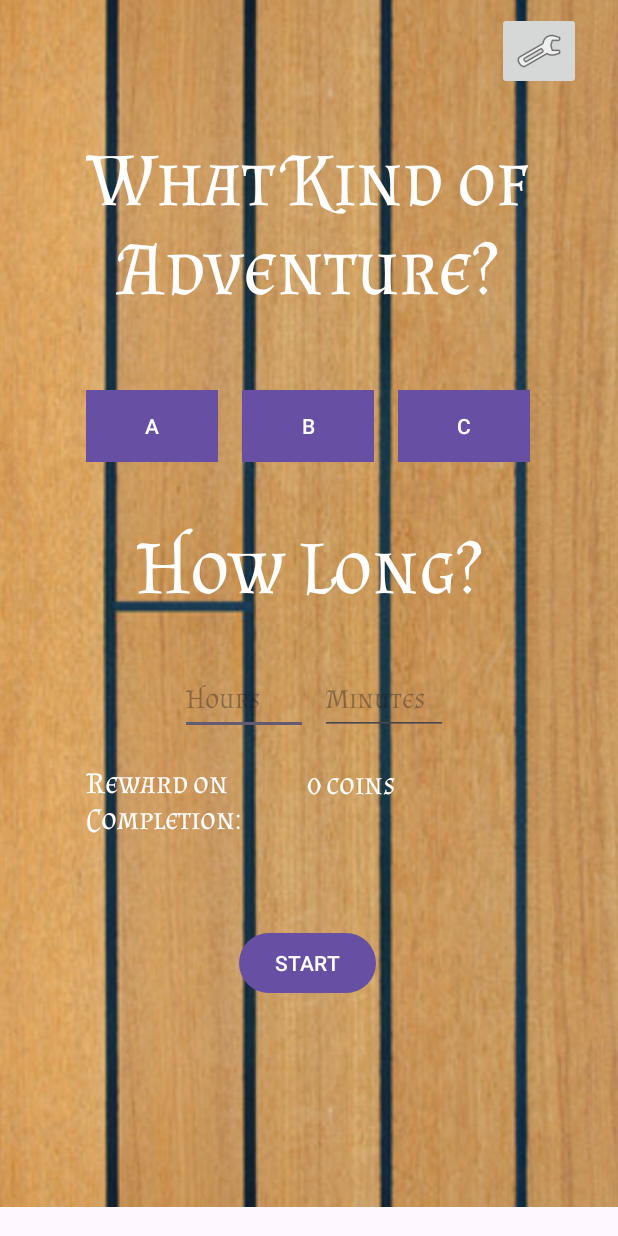
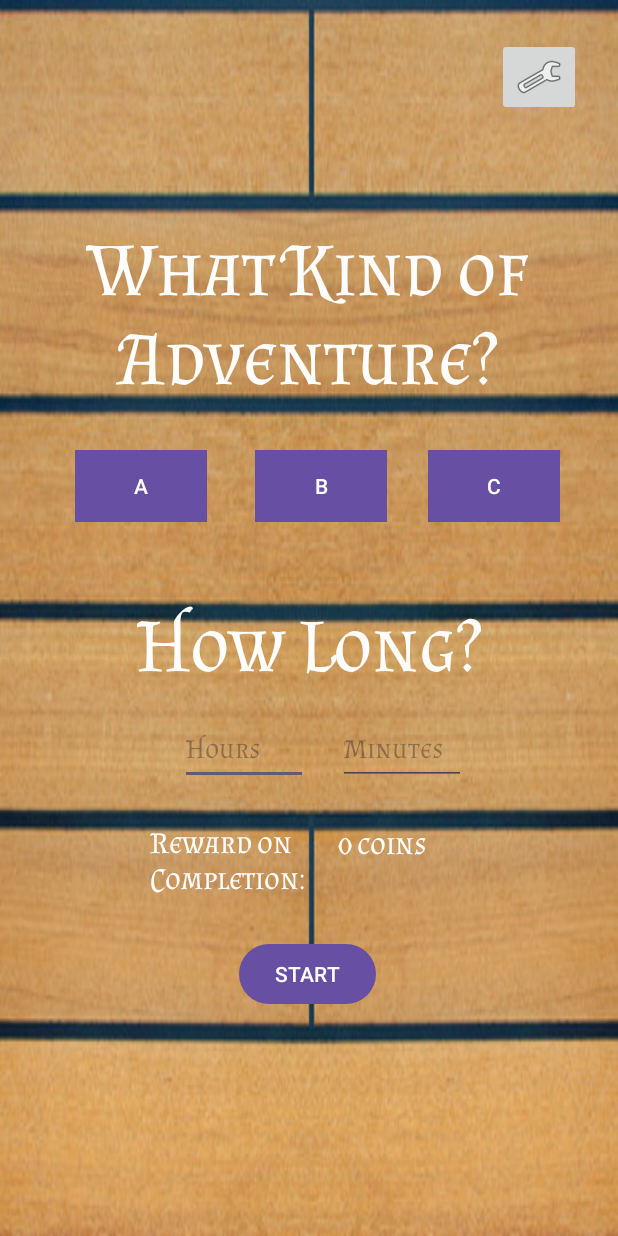
Before and after one commit to avnigarg02/pirate-game, an Android app: the screen it shows after launch (ChoicePage), on a phone screen of 412 x 824 dp. Run offline under Robolectric (Android 15) with nearby library versions, the phone set to English and light mode, and no system bars.

Commit message:
relativelayouts

```diff
--- a/app/src/main/res/layout/choice.xml
+++ b/app/src/main/res/layout/choice.xml
@@ -1,26 +1,18 @@
 <?xml version="1.0" encoding="utf-8"?>
-<androidx.constraintlayout.widget.ConstraintLayout xmlns:android="http://schemas.android.com/apk/res/android"
+<android.widget.RelativeLayout xmlns:android="http://schemas.android.com/apk/res/android"
+
     xmlns:app="http://schemas.android.com/apk/res-auto"
     xmlns:tools="http://schemas.android.com/tools"
     android:layout_width="match_parent"
-    android:layout_height="match_parent">
-    <ImageView
-        android:id="@+id/imageView3"
-        android:layout_width="807dp"
-        android:layout_height="831dp"
-        android:layout_marginStart="-150dp"
-        android:layout_marginTop="-15dp"
-        android:rotation="90"
-        app:layout_constraintStart_toStartOf="parent"
-        app:layout_constraintTop_toTopOf="parent"
-        app:srcCompat="@drawable/_60_f_268177020_kvsbjhqxznienbqfwmeu3qkl9cr4doco" />
+    android:layout_height="match_parent"
+    android:background="@drawable/_60_f_268177020_kvsbjhqxznienbqfwmeu3qkl9cr4doco">
 
     <TextView
         android:id="@+id/textView"
         android:layout_width="296dp"
         android:layout_height="136dp"
         android:layout_marginStart="57dp"
-        android:layout_marginTop="30dp"
+        android:layout_marginTop="150dp"
         android:fontFamily="@font/almendra_sc"
         android:text="What Kind of Adventure?"
         android:textAlignment="center"
@@ -33,8 +25,8 @@
         android:id="@+id/optionA"
         android:layout_width="wrap_content"
         android:layout_height="wrap_content"
-        android:layout_marginStart="57dp"
-        android:layout_marginTop="34dp"
+        android:layout_marginStart="50dp"
+        android:layout_marginTop="300dp"
         android:text="A"
         app:layout_constraintStart_toStartOf="parent"
         android:background="@drawable/button_background"
@@ -44,8 +36,8 @@
         android:id="@+id/optionB"
         android:layout_width="wrap_content"
         android:layout_height="wrap_content"
-        android:layout_marginStart="16dp"
-        android:layout_marginTop="34dp"
+        android:layout_marginStart="170dp"
+        android:layout_marginTop="300dp"
         android:text="B"
         app:layout_constraintStart_toEndOf="@+id/optionA"
         android:background="@drawable/button_background"
@@ -55,8 +47,8 @@
         android:id="@+id/optionC"
         android:layout_width="wrap_content"
         android:layout_height="wrap_content"
-        android:layout_marginStart="16dp"
-        android:layout_marginTop="34dp"
+        android:layout_marginStart="285dp"
+        android:layout_marginTop="300dp"
         android:text="C"
         app:layout_constraintStart_toEndOf="@+id/optionB"
         android:background="@drawable/button_background"
@@ -67,7 +59,7 @@
         android:layout_width="wrap_content"
         android:layout_height="wrap_content"
         android:layout_marginStart="331dp"
-        android:layout_marginTop="8dp"
+        android:layout_marginTop="25dp"
         app:layout_constraintStart_toStartOf="parent"
         app:layout_constraintTop_toTopOf="parent"
         app:srcCompat="@android:drawable/ic_menu_manage" />
@@ -77,7 +69,7 @@
         android:layout_width="wrap_content"
         android:layout_height="wrap_content"
         android:layout_marginStart="91dp"
-        android:layout_marginTop="40dp"
+        android:layout_marginTop="400dp"
         android:fontFamily="@font/almendra_sc"
         android:text="How Long?"
         android:textColor="#FEFEFE"
@@ -90,7 +82,7 @@
         android:layout_width="wrap_content"
         android:layout_height="48dp"
         android:layout_marginStart="120dp"
-        android:layout_marginTop="34dp"
+        android:layout_marginTop="475dp"
         android:ems="4"
         android:fontFamily="@font/almendra_sc"
         android:inputType="number"
@@ -103,8 +95,8 @@
         android:id="@+id/inputMin"
         android:layout_width="wrap_content"
         android:layout_height="48dp"
-        android:layout_marginStart="8dp"
-        android:layout_marginTop="34dp"
+        android:layout_marginStart="225dp"
+        android:layout_marginTop="475dp"
         android:ems="4"
         android:fontFamily="@font/almendra_sc"
         android:inputType="number"
@@ -117,8 +109,8 @@
         android:id="@+id/textView3"
         android:layout_width="127dp"
         android:layout_height="58dp"
-        android:layout_marginStart="57dp"
-        android:layout_marginTop="20dp"
+        android:layout_marginStart="100dp"
+        android:layout_marginTop="550dp"
         android:fontFamily="@font/almendra_sc"
         android:text="Reward on Completion:"
         android:textColor="#FEFEFE"
@@ -130,8 +122,8 @@
         android:id="@+id/coinsText"
         android:layout_width="127dp"
         android:layout_height="58dp"
-        android:layout_marginStart="20dp"
-        android:layout_marginTop="20dp"
+        android:layout_marginStart="225dp"
+        android:layout_marginTop="550dp"
         android:fontFamily="@font/almendra_sc"
         android:text="0 coins"
         android:textColor="#FEFEFE"
@@ -144,11 +136,11 @@
         android:layout_width="wrap_content"
         android:layout_height="wrap_content"
         android:layout_marginStart="159dp"
-        android:layout_marginTop="50dp"
+        android:layout_marginTop="625dp"
         android:text="START"
         app:layout_constraintStart_toStartOf="parent"
         app:layout_constraintTop_toBottomOf="@+id/textView3" />
 
 
 
-</androidx.constraintlayout.widget.ConstraintLayout>
+</android.widget.RelativeLayout>
--- a/app/src/main/res/layout/login.xml
+++ b/app/src/main/res/layout/login.xml
@@ -4,7 +4,9 @@
     xmlns:tools="http://schemas.android.com/tools"
     android:layout_width="match_parent"
     android:layout_height="match_parent"
-    tools:context=".LoginPage">
+    tools:context=".LoginPage"
+    android:background="@drawable/_60_f_268177020_kvsbjhqxznienbqfwmeu3qkl9cr4doco">
+    >
 
     <TextView
         android:id="@+id/signin"
--- a/app/src/main/res/layout/signup.xml
+++ b/app/src/main/res/layout/signup.xml
@@ -4,7 +4,9 @@
     xmlns:tools="http://schemas.android.com/tools"
     android:layout_width="match_parent"
     android:layout_height="match_parent"
-    tools:context=".LoginPage">
+    tools:context=".LoginPage"
+    android:background="@drawable/_60_f_268177020_kvsbjhqxznienbqfwmeu3qkl9cr4doco">
+    >
 
     <TextView
         android:id="@+id/sign"
@@ -16,7 +18,7 @@
         android:layout_marginBottom="250dp"
         android:gravity="center"
         android:text="Sign Up"
-        android:textColor="@color/black"
+        android:textColor="@color/white"
         android:textSize="30dp"
         android:textStyle="bold"
         tools:layout_editor_absoluteX="0dp"
```
Also changed, not shown: app/src/main/res/layout/settingspage.xml (+13 -19 lines), app/src/main/res/layout/yay.xml (+11 -19 lines).
